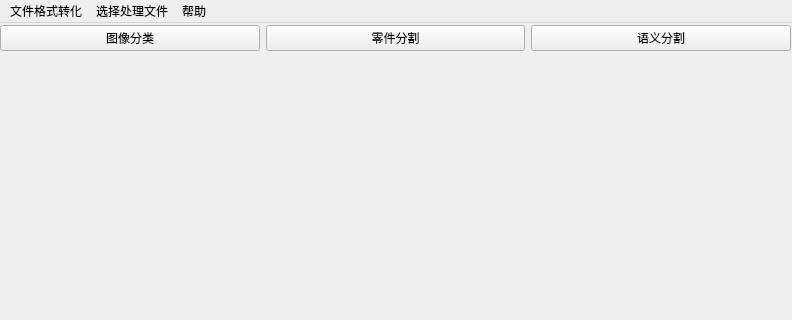
Qt form pointnet/pointnet.ui (Bamboo-fly/PCDHelper) before a commit; both pictures show x 0 to 792 and y 0 to 320 of the 792 by 600 pixel window.
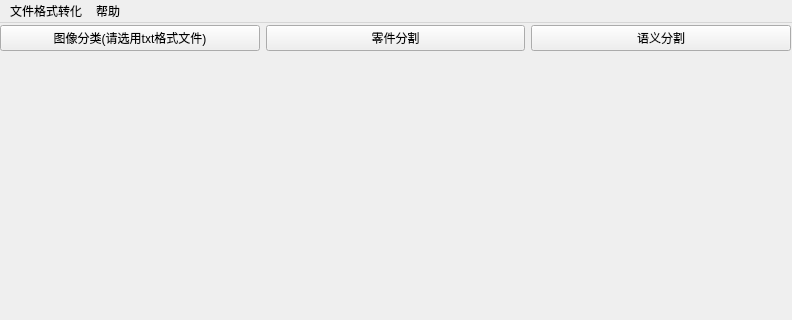
The same form after that commit.

Commit message: 嵌合算法模块，实现点云分类

The edit to the form file:
```diff
--- a/pointnet/pointnet.ui
+++ b/pointnet/pointnet.ui
@@ -27,7 +27,7 @@
      <item>
       <widget class="QPushButton" name="pushButton_2">
        <property name="text">
-        <string>图像分类</string>
+        <string>图像分类(请选用txt格式文件)</string>
        </property>
       </widget>
      </item>
@@ -73,11 +73,7 @@
      <string>文件格式转化</string>
     </property>
     <addaction name="actionpcd_pts"/>
-   </widget>
-   <widget class="QMenu" name="menu_2">
-    <property name="title">
-     <string>选择处理文件</string>
-    </property>
+    <addaction name="actionpts_pcd"/>
    </widget>
    <widget class="QMenu" name="menu_3">
     <property name="title">
@@ -85,7 +81,6 @@
     </property>
    </widget>
    <addaction name="menu"/>
-   <addaction name="menu_2"/>
    <addaction name="menu_3"/>
   </widget>
   <widget class="QStatusBar" name="statusbar"/>
```
Left out of the diff: 7 changed lines with no effect on the pictures. The commit also changes 12 other files.
